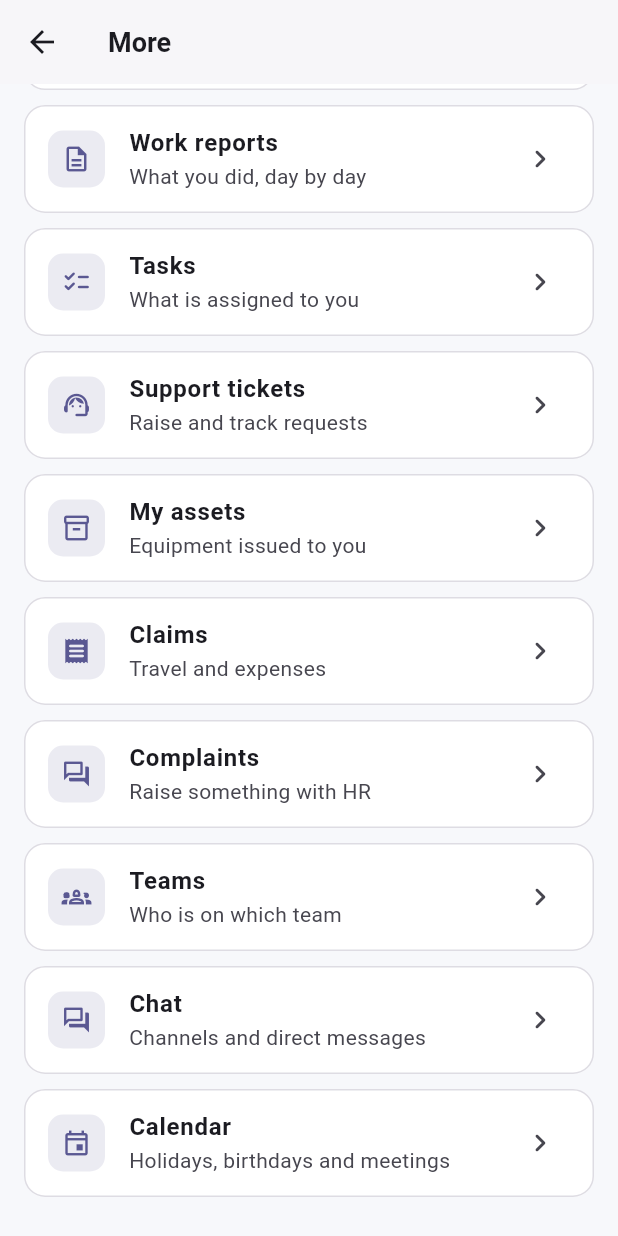
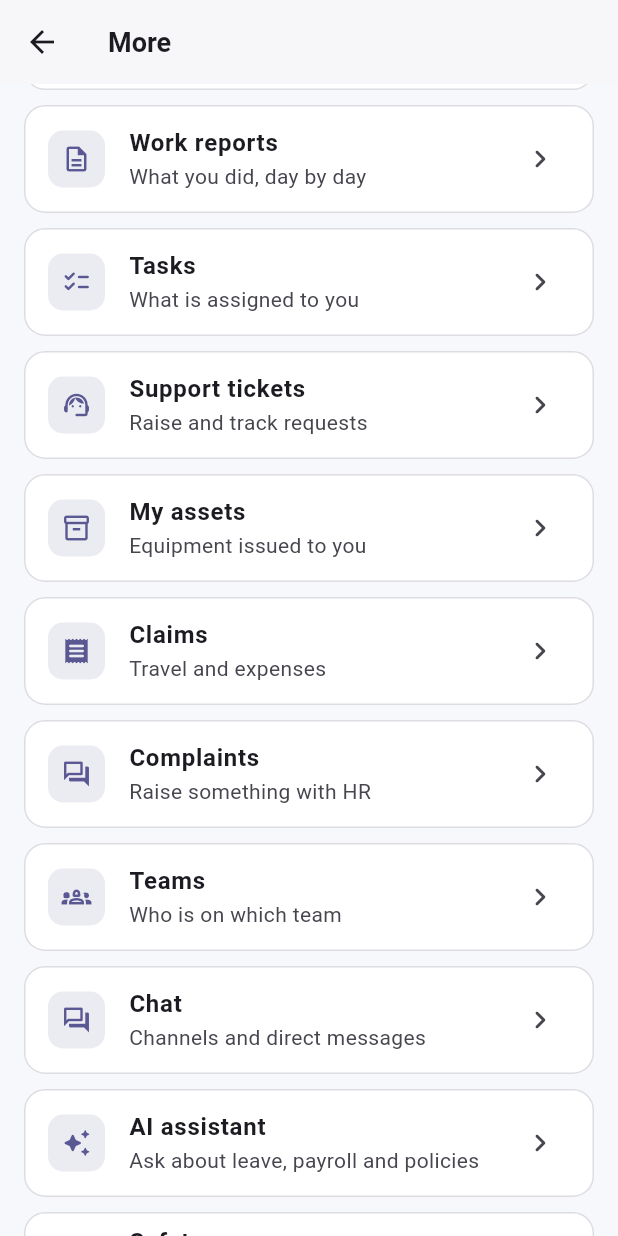
Before and after one commit to Sbt23s/My-EMP-Portal, a Flutter app: the MoreScreen screen opened directly, scrolled down 174 dp, on a phone screen of 412 x 824 dp. Run offline on Flutter 3.47's test engine with Material 3 defaults, Android fonts, the phone set to English and light mode, and no system bars; drawn by our look-alikes of flutter_animate; our stand-ins replace dio, flutter_local_notifications, flutter_riverpod, flutter_secure_storage, geolocator, image_picker and 3 more; missing offline and left inert: flutter_webrtc, stomp_dart_client; accounts and stored records are empty.

Commit message:
auto: sync 2026-08-16 19:51:01

```diff
--- a/mobile-app/lib/features/more/more_screen.dart
+++ b/mobile-app/lib/features/more/more_screen.dart
@@ -6,6 +6,12 @@ import 'package:intl/intl.dart';
 import '../../models/work_items.dart';
 import '../../providers/app_providers.dart';
 import '../../providers/modules_provider.dart';
+import 'ai_assistant_screen.dart';
+import 'audit_screen.dart';
+import 'communities_screen.dart';
+import 'employees_screen.dart';
+import 'my_team_screen.dart';
+import 'safety_screen.dart';
 import '../../themes/app_theme.dart';
 import '../../widgets/states.dart';
 import '../approvals/approvals_screen.dart';
@@ -149,6 +155,54 @@ class MoreScreen extends ConsumerWidget {
           title: 'Chat',
           subtitle: 'Channels and direct messages',
           onTap: () => _open(context, const ChatScreen()),
+        ),
+      if (modules.has('CHAT'))
+        _Entry(
+          icon: Icons.auto_awesome_rounded,
+          title: 'AI assistant',
+          subtitle: 'Ask about leave, payroll and policies',
+          onTap: () => _open(context, const AiAssistantScreen()),
+        ),
+      // Safety sits outside the module list: reporting an incident must never
+      // depend on a module switch — the web page is always reachable for the
+      // same reason.
+      _Entry(
+        icon: Icons.shield_outlined,
+        title: 'Safety',
+        subtitle: 'Report an incident, or review the team’s',
+        onTap: () => _open(context, const SafetyScreen()),
+      ),
+      // My team: the people around you, who is celebrating, who is off.
+      if (modules.has('TEAMS'))
+        _Entry(
+          icon: Icons.groups_2_outlined,
+          title: 'My team',
+          subtitle: 'Celebrations, on-leave and the team chat',
+          onTap: () => _open(context, const MyTeamScreen()),
+        ),
+      // The directory: who works here, and how to reach them.
+      if (user?.canAny(const ['USER_MANAGE', 'ATTENDANCE_TEAM', 'REPORT_VIEW']) ?? false)
+        _Entry(
+          icon: Icons.badge_outlined,
+          title: 'Employees',
+          subtitle: 'The company directory',
+          onTap: () => _open(context, const EmployeesScreen()),
+        ),
+      // Community groups: create them, put people in them.
+      if (user?.canAny(const ['ORG_MANAGE', 'COMMUNITY_MANAGE']) ?? false)
+        _Entry(
+          icon: Icons.groups_outlined,
+          title: 'Communities',
+          subtitle: 'Groups, members and announcements',
+          onTap: () => _open(context, const CommunitiesScreen()),
+        ),
+      // The security trail — who did what, and from where.
+      if (user?.canAny(const ['USER_MANAGE', 'EMPLOYEE_MANAGE']) ?? false)
+        _Entry(
+          icon: Icons.history_rounded,
+          title: 'Audit log',
+          subtitle: 'The portal’s security trail',
+          onTap: () => _open(context, const AuditScreen()),
         ),
       // Gated on the same permissions the web router uses, so a phone shows
       // exactly what that person can already reach in a browser — no more. The
```
